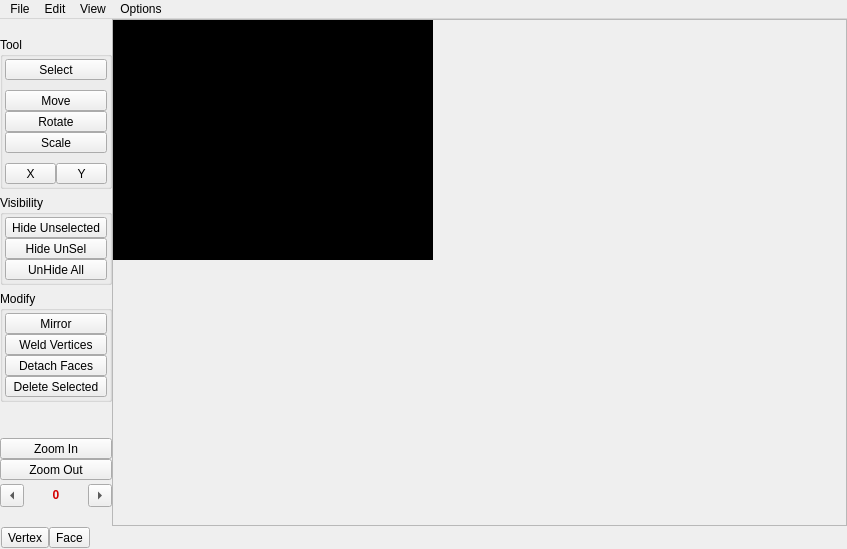
The window that uveditor.ui (Paril/qtmdl) describes before a commit, drawn with Qt 5.
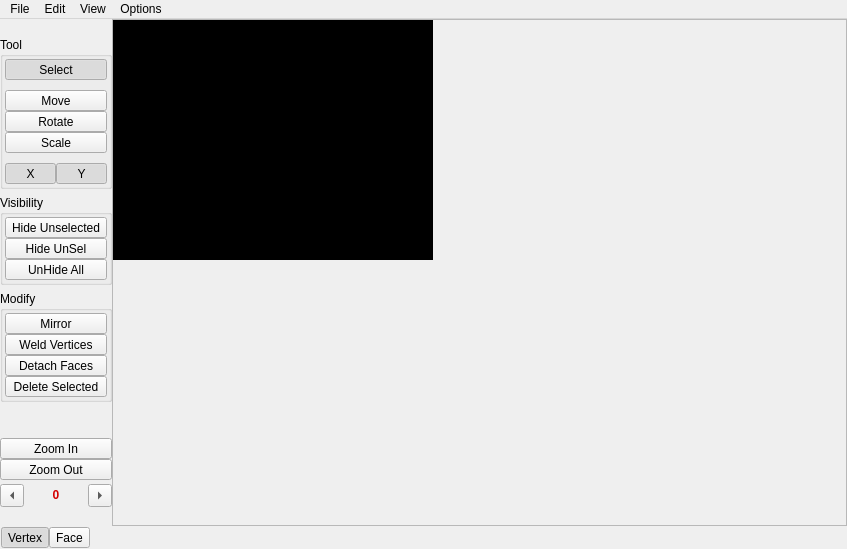
The same window after the commit. Custom widgets are drawn as their Qt base class.

The edit to the form file:
```diff
--- a/uveditor.ui
+++ b/uveditor.ui
@@ -122,6 +122,9 @@
                   <property name="checkable">
                    <bool>true</bool>
                   </property>
+                  <property name="checked">
+                   <bool>true</bool>
+                  </property>
                  </widget>
                 </item>
                 <item>
@@ -230,6 +233,9 @@
                      <property name="checkable">
                       <bool>true</bool>
                      </property>
+                     <property name="checked">
+                      <bool>true</bool>
+                     </property>
                      <property name="popupMode">
                       <enum>QToolButton::DelayedPopup</enum>
                      </property>
@@ -255,6 +261,9 @@
                      <property name="checkable">
                       <bool>true</bool>
                      </property>
+                     <property name="checked">
+                      <bool>true</bool>
+                     </property>
                      <property name="popupMode">
                       <enum>QToolButton::DelayedPopup</enum>
                      </property>
@@ -620,6 +629,9 @@
          <property name="checkable">
           <bool>true</bool>
          </property>
+         <property name="checked">
+          <bool>true</bool>
+         </property>
         </widget>
        </item>
        <item>
```
Left out of the diff: 6 changed lines with no effect on the pictures.
